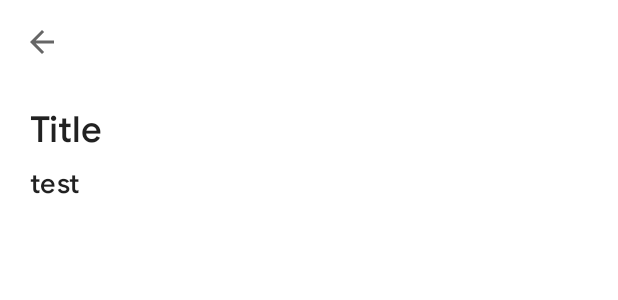
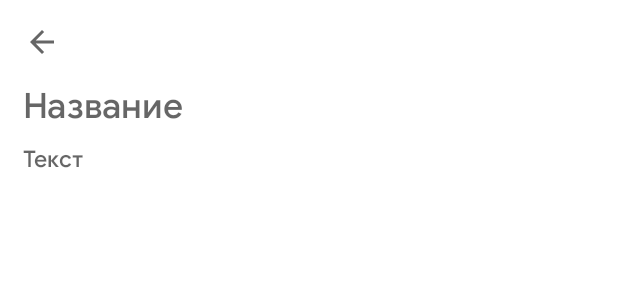
Before and after one commit to Liggidarck/Fluffy-Fox, an Android app: the layout activity_add_edit_note.xml on its own in the app's theme, with its tools: preview values and no code run, on a phone screen of 412 x 824 dp. Shown: the top 300 px of the screen. Run offline under Robolectric (Android 15) with nearby library versions, the phone set to English and light mode, and no system bars.

Commit message:
Note deleted deleting notes on the note page, deleting all notes, share a note, automatic opening of the keyboard

```diff
--- a/app/src/main/AndroidManifest.xml
+++ b/app/src/main/AndroidManifest.xml
@@ -8,11 +8,13 @@
         android:label="@string/app_name"
         android:roundIcon="@mipmap/ic_launcher_round"
         android:supportsRtl="true"
+
         android:theme="@style/Theme.Tasker">
         <activity
             android:name=".ui.notes.AddEditNoteActivity"
             android:exported="false"
-            android:theme="@style/Theme.Tasker"/>
+            android:theme="@style/Theme.Tasker"
+            android:windowSoftInputMode="stateVisible"/>
         <activity
             android:name=".MainActivity"
             android:exported="true"
--- a/app/src/main/java/com/george/android/tasker/data/notes/NoteAdapter.java
+++ b/app/src/main/java/com/george/android/tasker/data/notes/NoteAdapter.java
@@ -60,14 +60,14 @@ public class NoteAdapter extends RecyclerView.Adapter<NoteAdapter.NoteHolder> {
             itemView.setOnClickListener(v -> {
                 int position = getAdapterPosition();
                 if (listener != null && position != RecyclerView.NO_POSITION) {
-                    listener.onItemClick(notes.get(position));
+                    listener.onItemClick(notes.get(position), position);
                 }
             });
         }
     }
 
     public interface onItemClickListener {
-        void onItemClick(Note note);
+        void onItemClick(Note note, int position);
     }
 
     public void setOnClickItemListener(onItemClickListener listener) {
--- a/app/src/main/java/com/george/android/tasker/data/notes/room/NoteDao.java
+++ b/app/src/main/java/com/george/android/tasker/data/notes/room/NoteDao.java
@@ -30,7 +30,4 @@ public interface NoteDao {
     @Query("SELECT * FROM note_table WHERE title LIKE :search OR description LIKE :search")
     LiveData<List<Note>> findNote(String search);
 
-    @Query("SELECT * FROM note_table WHERE dateCreate LIKE :date")
-    LiveData<List<Note>> findNoteByDate(String date);
-
 }
--- /dev/null
+++ b/app/src/main/java/com/george/android/tasker/data/passwords/PasswordAdapter.java
@@ -0,0 +1,4 @@
+package com.george.android.tasker.data.passwords;
+
+public class PasswordAdapter {
+}
--- /dev/null
+++ b/app/src/main/java/com/george/android/tasker/data/passwords/PasswordRepository.java
@@ -0,0 +1,4 @@
+package com.george.android.tasker.data.passwords;
+
+public class PasswordRepository {
+}
--- /dev/null
+++ b/app/src/main/java/com/george/android/tasker/data/passwords/room/Password.java
@@ -0,0 +1,4 @@
+package com.george.android.tasker.data.passwords.room;
+
+public class Password {
+}
--- /dev/null
+++ b/app/src/main/java/com/george/android/tasker/data/passwords/room/PasswordDao.java
@@ -0,0 +1,4 @@
+package com.george.android.tasker.data.passwords.room;
+
+public interface PasswordDao {
+}
--- /dev/null
+++ b/app/src/main/java/com/george/android/tasker/data/passwords/room/PasswordDatabase.java
@@ -0,0 +1,4 @@
+package com.george.android.tasker.data.passwords.room;
+
+public class PasswordDatabase {
+}
--- a/app/src/main/res/layout/activity_add_edit_note.xml
+++ b/app/src/main/res/layout/activity_add_edit_note.xml
@@ -1,56 +1,65 @@
 <?xml version="1.0" encoding="utf-8"?>
-<RelativeLayout xmlns:android="http://schemas.android.com/apk/res/android"
+<androidx.coordinatorlayout.widget.CoordinatorLayout xmlns:android="http://schemas.android.com/apk/res/android"
     xmlns:app="http://schemas.android.com/apk/res-auto"
     xmlns:tools="http://schemas.android.com/tools"
     android:layout_width="match_parent"
     android:layout_height="match_parent"
     tools:context=".ui.notes.AddEditNoteActivity">
 
-    <com.google.android.material.appbar.MaterialToolbar
-        android:id="@+id/add_edit_note_toolbar"
+    <androidx.core.widget.NestedScrollView
         android:layout_width="match_parent"
         android:layout_height="wrap_content"
-        style="@style/Widget.MaterialComponents.Toolbar.Surface"
-        app:navigationIcon="@drawable/ic_baseline_arrow_back_24" />
+        app:layout_behavior="@string/appbar_scrolling_view_behavior">
+
+        <LinearLayout
+            android:layout_width="match_parent"
+            android:layout_height="match_parent"
+            android:orientation="vertical">
 
             <EditText
                 android:id="@+id/edit_text_note_title"
                 android:layout_width="match_parent"
-        android:layout_height="50dp"
-        android:layout_marginStart="20dp"
-        android:layout_marginEnd="20dp"
-        android:layout_marginTop="5dp"
-        android:layout_below="@id/add_edit_note_toolbar"
-        android:text="Title"
-        android:textSize="24sp"
+                android:layout_height="match_parent"
+                android:layout_marginStart="15dp"
+                android:layout_marginEnd="10dp"
                 android:background="@null"
-        android:inputType="text" />
+                android:hint="Название"
+                android:inputType="textMultiLine"
+                android:textSize="23sp"
+                android:autofillHints="no" />
 
             <EditText
                 android:id="@+id/edit_text_note_description"
                 android:layout_width="match_parent"
-        android:layout_height="match_parent"
-        android:layout_marginStart="20dp"
-        android:layout_marginEnd="20dp"
-        android:layout_below="@id/edit_text_note_title"
-        android:text="test"
+                android:layout_height="wrap_content"
+                android:layout_marginStart="15dp"
+                android:layout_marginEnd="10dp"
+                android:layout_marginTop="10dp"
                 android:background="@null"
-        android:gravity="start|top"
+                android:hint="Текст"
+                android:textSize="15sp"
                 android:inputType="textMultiLine"
-        android:layout_above="@id/bottom_note_view"/>
+                android:autofillHints="no"/>
 
-    <RelativeLayout
-        android:id="@+id/bottom_note_view"
+        </LinearLayout>
+
+    </androidx.core.widget.NestedScrollView>
+
+    <com.google.android.material.appbar.AppBarLayout
+        android:layout_width="match_parent"
+        android:layout_height="wrap_content"
+        android:fitsSystemWindows="true"
+        app:liftOnScroll="true">
+
+        <com.google.android.material.appbar.MaterialToolbar
+            android:id="@+id/add_edit_note_toolbar"
             android:layout_width="match_parent"
             android:layout_height="?attr/actionBarSize"
-        android:layout_alignParentBottom="true" >
+            android:background="@color/white"
+            app:layout_collapseMode="pin"
+            app:navigationIcon="@drawable/ic_baseline_arrow_back_24"
+            app:titleTextColor="@android:color/white" />
 
-        <TextView
-            android:id="@+id/text_view_note_date_create"
-            android:layout_width="wrap_content"
-            android:layout_height="wrap_content"
-            android:layout_centerInParent="true" />
+    </com.google.android.material.appbar.AppBarLayout>
 
-    </RelativeLayout>
-
-</RelativeLayout>
+</androidx.coordinatorlayout.widget.CoordinatorLayout>
--- a/app/src/main/res/layout/fragment_home.xml
+++ b/app/src/main/res/layout/fragment_note.xml
@@ -5,6 +5,11 @@
     android:layout_width="match_parent"
     android:layout_height="match_parent"
     tools:context=".ui.notes.NoteFragment">
+
+    <androidx.coordinatorlayout.widget.CoordinatorLayout
+        android:id="@+id/fragment_note_coordinator"
+        android:layout_width="match_parent"
+        android:layout_height="match_parent" />
 
     <com.google.android.material.appbar.MaterialToolbar
         android:id="@+id/toolbar_notes"
--- a/app/src/main/res/layout/fragment_note_search.xml
+++ b/app/src/main/res/layout/fragment_note_search.xml
@@ -4,8 +4,6 @@
     android:layout_height="match_parent"
     xmlns:app="http://schemas.android.com/apk/res-auto"
     xmlns:tools="http://schemas.android.com/tools">
-
-
 
     <com.google.android.material.appbar.MaterialToolbar
         android:id="@+id/search_note_toolbar"
@@ -17,9 +15,11 @@
 
     <com.google.android.material.textfield.TextInputLayout
         android:id="@+id/text_input_note_search"
+        style="@style/Widget.MaterialComponents.TextInputLayout.OutlinedBox"
         android:layout_width="match_parent"
         android:layout_height="wrap_content"
         android:layout_below="@id/search_note_toolbar"
+        app:endIconMode="clear_text"
         android:layout_marginTop="10dp"
         android:layout_marginStart="10dp"
         android:layout_marginEnd="10dp"
--- a/app/src/main/res/menu/note_menu.xml
+++ b/app/src/main/res/menu/note_menu.xml
@@ -1,9 +1,15 @@
 <?xml version="1.0" encoding="utf-8"?>
 <menu xmlns:android="http://schemas.android.com/apk/res/android"
     xmlns:app="http://schemas.android.com/apk/res-auto">
+
     <item
         android:id="@+id/search_note_item"
         android:title="Поиск"
         android:icon="@drawable/ic_outline_search_24"
         app:showAsAction="ifRoom" />
+
+    <item
+        android:id="@+id/delete_all_note_item"
+        android:title="Удлаить все заметки" />
+
 </menu>
--- a/app/src/main/res/navigation/mobile_navigation.xml
+++ b/app/src/main/res/navigation/mobile_navigation.xml
@@ -9,7 +9,7 @@
         android:id="@+id/navigation_note"
         android:name="com.george.android.tasker.ui.notes.NoteFragment"
         android:label="@string/title_notes"
-        tools:layout="@layout/fragment_home" >
+        tools:layout="@layout/fragment_note" >
         <action
             android:id="@+id/action_navigation_note_to_navigation_note_search"
             app:destination="@id/navigation_note_search" />
```
Also changed, not shown: app/src/main/java/com/george/android/tasker/data/notes/room/Note.java (+1 -6 lines), app/src/main/java/com/george/android/tasker/data/notes/room/NoteDatabase.java (+5 -5 lines), app/src/main/java/com/george/android/tasker/ui/notes/AddEditNoteActivity.java (+60 -30 lines), app/src/main/java/com/george/android/tasker/ui/notes/NoteFragment.java (+26 -29 lines), app/src/main/java/com/george/android/tasker/ui/notes/SearchNoteFragment.java (+3 -14 lines), app/src/main/res/menu/search_note_menu.xml (deleted, +0 -9 lines). Lines whose indentation alone changed are shown as unchanged.
